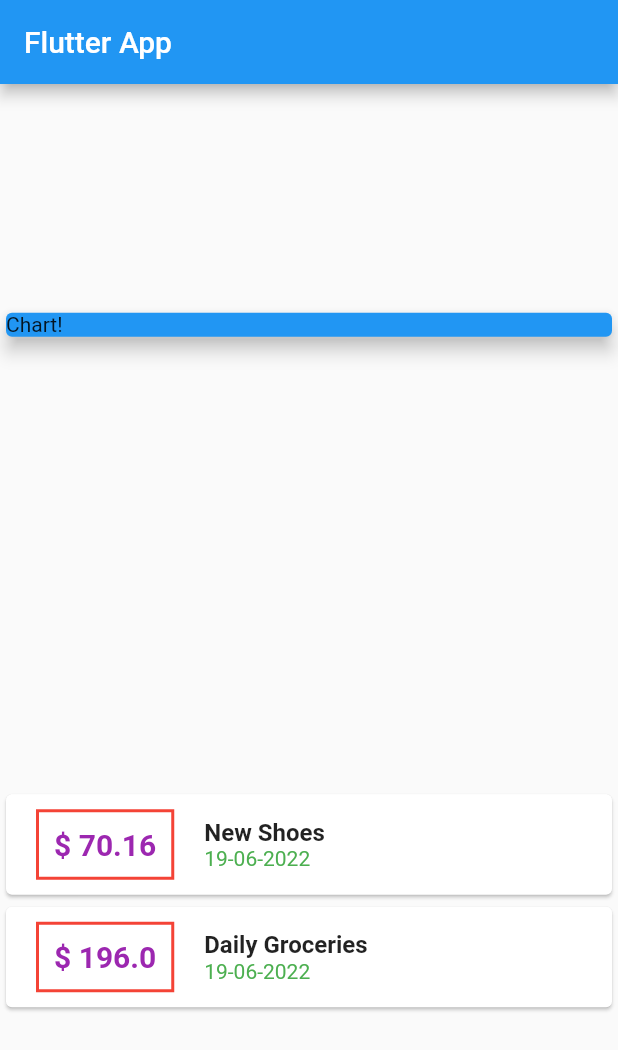
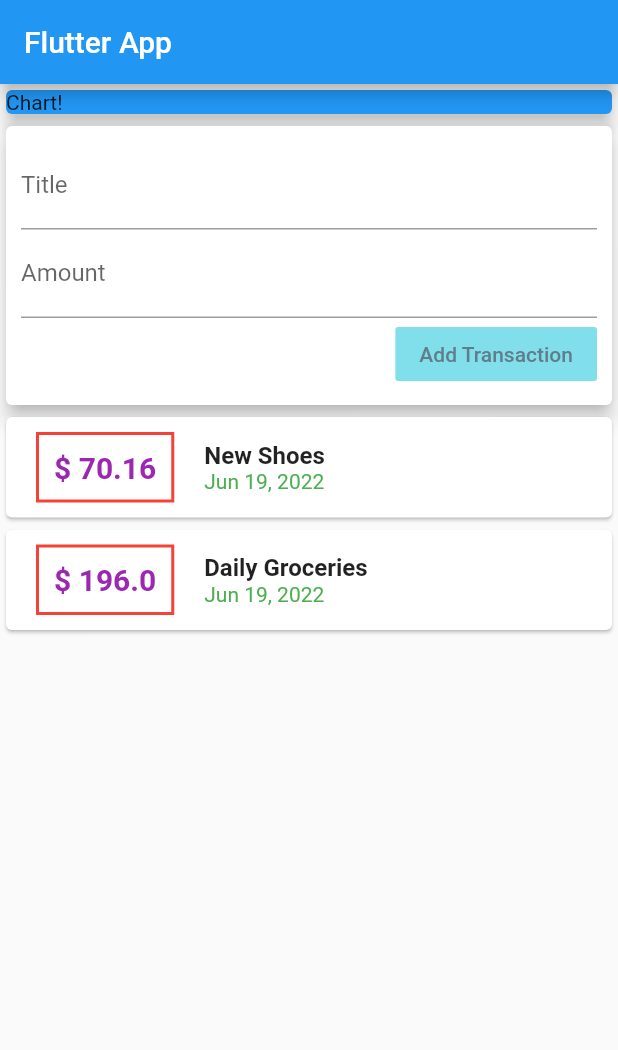
Before and after one commit to strange1021/Expense-Tracker, a Flutter app: the screen it shows after launch, on a phone screen of 412 x 824 dp. Shown: the top 1050 px of the screen. Run offline on Flutter 3.47's test engine with Material 2 defaults, Android fonts, the light colour scheme and no system bars.

Commit message:
Fetched User Input

```diff
--- a/lib/main.dart
+++ b/lib/main.dart
@@ -35,6 +35,12 @@
     )
   ];
 
+  // late String titleInput;
+  // late String amountInput;
+
+  final titleController = TextEditingController();
+  final amountController = TextEditingController();
+
   @override
   Widget build(BuildContext context) {
     return Scaffold(
@@ -42,7 +48,7 @@
         title: Text('Flutter App'),
       ),
       body: Column(
-        mainAxisAlignment: MainAxisAlignment.spaceAround,
+        // mainAxisAlignment: MainAxisAlignment.start,
         crossAxisAlignment: CrossAxisAlignment.stretch,
         children: [
           Container(
@@ -51,6 +57,39 @@
               color: Colors.blue,
               elevation: 5,
               child: Text('Chart!'),
+            ),
+          ),
+          Card(
+            elevation: 5,
+            child: Container(
+              padding: EdgeInsets.all(10),
+              child: Column(
+                crossAxisAlignment: CrossAxisAlignment.end,
+                children: [
+                  TextField(
+                    decoration: InputDecoration(labelText: 'Title'),
+                    controller: titleController,
+                    // onChanged: (val) {
+                    //   titleInput = val;
+                    // },
+                  ),
+                  TextField(
+                    decoration: InputDecoration(labelText: 'Amount'),
+                    controller: amountController,
+                    // onChanged: (val) {
+                    //   amountInput = val;
+                    // },
+                  ),
+                  FlatButton(
+                    child: Text('Add Transaction'),
+                    textColor: Colors.blueGrey,
+                    color: Color.fromARGB(255, 129, 223, 236),
+                    onPressed: () {
+                      print(titleController.text);
+                    },
+                  ),
+                ],
+              ),
             ),
           ),
           Column(
@@ -101,7 +140,7 @@
                           ),
                         ),
                         Text(
-                          DateFormat('dd-MM-yyyy').format(tx.date),
+                          DateFormat.yMMMd().format(tx.date),
                           style: TextStyle(
                             color: Colors.green,
                           ),
```
Also changed, not shown: lib/transList.dart (added).
